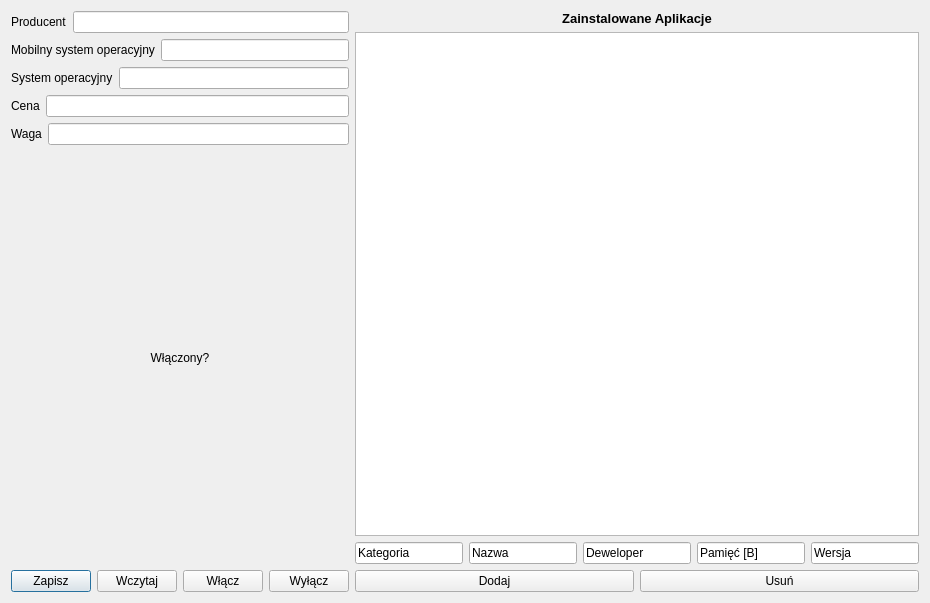
Above: oknoedytora.ui from AKolodz/PROE before the change. Below: the same form after it.
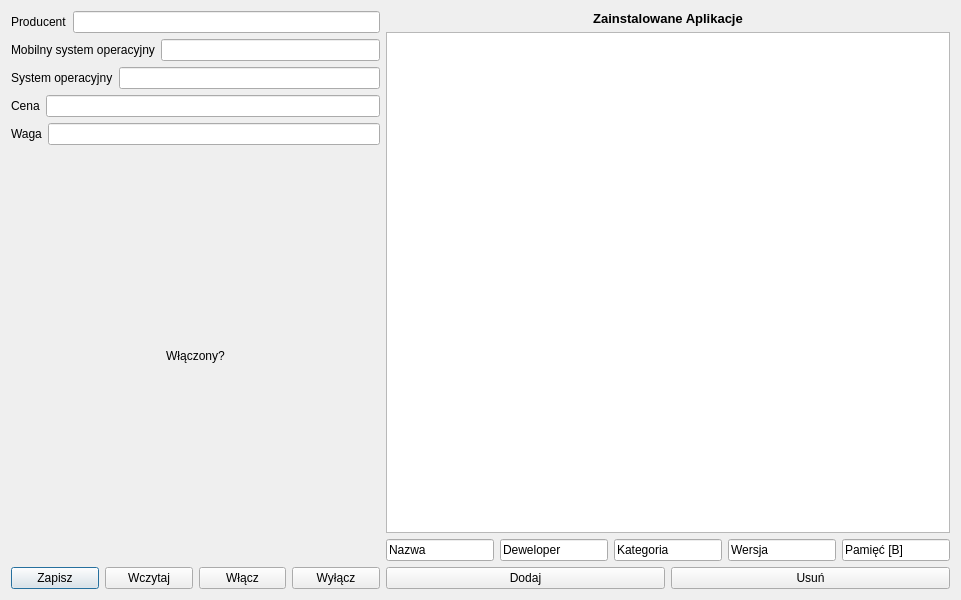
That is the form after the change.

```diff
--- a/oknoedytora.ui
+++ b/oknoedytora.ui
@@ -6,8 +6,8 @@
    <rect>
     <x>0</x>
     <y>0</y>
-    <width>930</width>
-    <height>603</height>
+    <width>961</width>
+    <height>600</height>
    </rect>
   </property>
   <property name="windowTitle">
@@ -167,13 +167,6 @@
        </item>
        <item>
         <layout class="QHBoxLayout" name="horizontalLayout_8">
-         <item>
-          <widget class="QLineEdit" name="kategoria_app">
-           <property name="text">
-            <string>Kategoria</string>
-           </property>
-          </widget>
-         </item>
          <item>
           <widget class="QLineEdit" name="nazwa_app">
            <property name="text">
@@ -189,9 +182,9 @@
           </widget>
          </item>
          <item>
-          <widget class="QLineEdit" name="pamiec_app">
+          <widget class="QLineEdit" name="kategoria_app">
            <property name="text">
-            <string>Pamięć [B]</string>
+            <string>Kategoria</string>
            </property>
           </widget>
          </item>
@@ -202,6 +195,13 @@
            </property>
           </widget>
          </item>
+         <item>
+          <widget class="QLineEdit" name="pamiec_app">
+           <property name="text">
+            <string>Pamięć [B]</string>
+           </property>
+          </widget>
+         </item>
         </layout>
        </item>
        <item>
```
Left out of the diff: 19 changed lines with no effect on the pictures.
